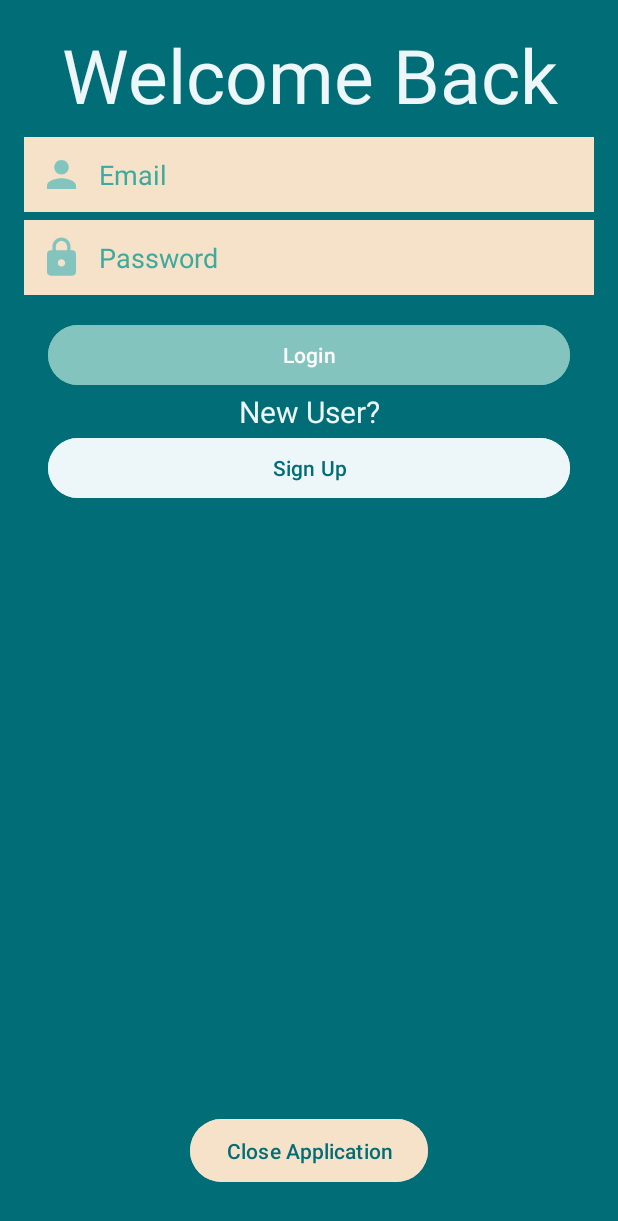
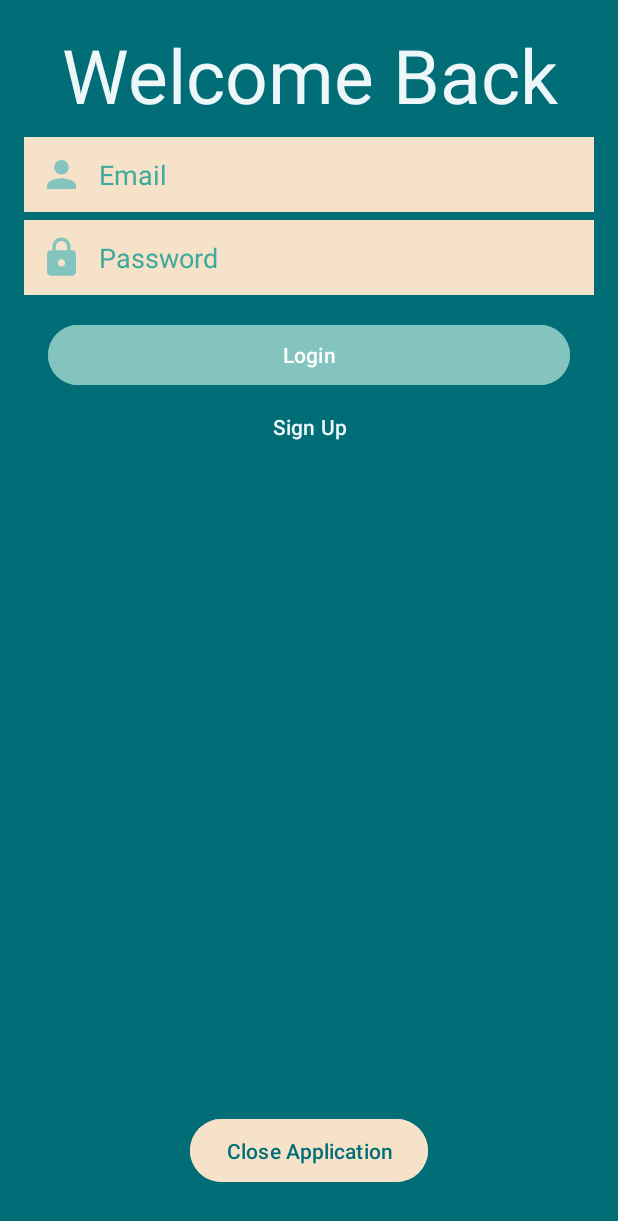
Before and after one commit to kailen-mccauley/CS2340A_Team24, an Android app: the screen it shows after launch (LoginActivity), on a phone screen of 412 x 824 dp. Shown: the top 1221 px of the screen. Run offline under Robolectric (Android 15) with nearby library versions, the phone set to English and light mode, and no system bars.

Commit message:
Updates xml layouts to have a more clear UI. Also implements a button so that users can return to login page from the accout creation screen.

```diff
--- a/GreenPlate/app/src/main/res/layout/activity_login.xml
+++ b/GreenPlate/app/src/main/res/layout/activity_login.xml
@@ -53,30 +53,20 @@
             app:layout_constraintStart_toStartOf="parent"
             app:layout_constraintTop_toTopOf="parent" />
 
-        <TextView
-            android:id="@+id/new_user"
+        <Button
+            android:id="@+id/btn_sign_up"
             android:layout_width="wrap_content"
             android:layout_height="wrap_content"
-            android:text="New User?"
-            android:textAlignment="center"
+            android:backgroundTint="@color/teal2"
+            android:text="Sign Up"
             android:textColor="@color/lightGray"
-            android:textSize="20sp"
+            app:layout_constraintBottom_toBottomOf="parent"
             app:layout_constraintEnd_toEndOf="parent"
             app:layout_constraintStart_toStartOf="parent"
             app:layout_constraintTop_toBottomOf="@+id/btn_login" />
 
-        <Button
-            android:id="@+id/btn_sign_up"
-            android:layout_width="match_parent"
-            android:layout_height="wrap_content"
-            android:backgroundTint="@color/lightGray"
-            android:text="Sign Up"
-            android:textColor="@color/teal2"
-            app:layout_constraintEnd_toEndOf="parent"
-            app:layout_constraintStart_toStartOf="parent"
-            app:layout_constraintTop_toBottomOf="@+id/new_user" />
+    </androidx.constraintlayout.widget.ConstraintLayout>
 
-    </androidx.constraintlayout.widget.ConstraintLayout>
     <androidx.constraintlayout.widget.ConstraintLayout
         android:layout_width="match_parent"
         android:layout_height="match_parent"
```
Also changed, not shown: GreenPlate/app/src/main/java/com/example/greenplate/CreateAccountActivity.java (+10 -1 lines), GreenPlate/app/src/main/res/layout/activity_create_account.xml (+11 -1 lines).
